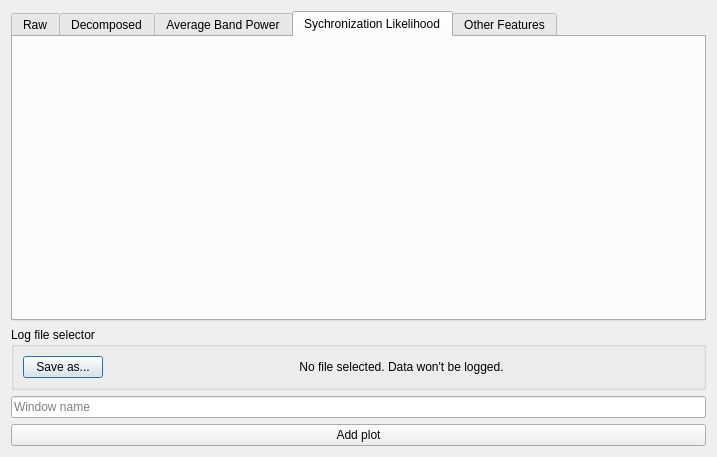
Old version of the form veegs/plotWindow.ui in the repository Xiul109/VEEGS.
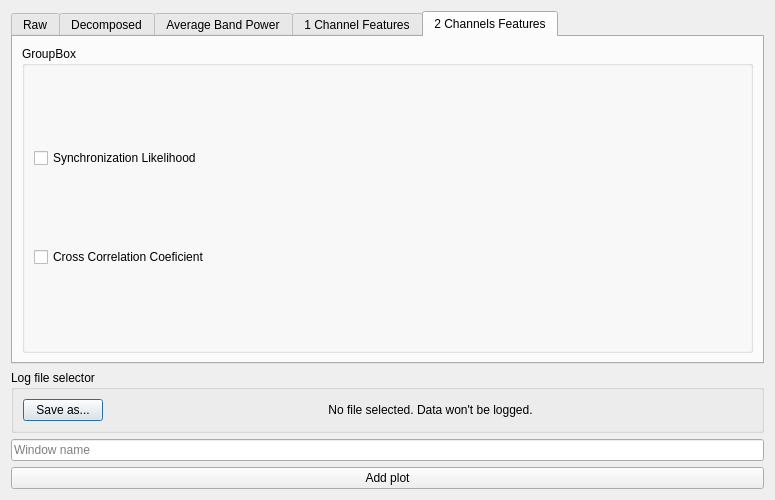
New version of the form. The open tabs and pages were chosen to show the change.

Commit message: Added the last features of eeglib to the plots.

The edit to the form file:
```diff
--- a/veegs/plotWindow.ui
+++ b/veegs/plotWindow.ui
@@ -6,8 +6,8 @@
    <rect>
     <x>0</x>
     <y>0</y>
-    <width>717</width>
-    <height>457</height>
+    <width>775</width>
+    <height>500</height>
    </rect>
   </property>
   <property name="sizePolicy">
@@ -155,19 +155,7 @@
        <enum>Qt::LeftToRight</enum>
       </property>
       <attribute name="title">
-       <string>Sychronization Likelihood</string>
-      </attribute>
-      <layout class="QVBoxLayout" name="verticalLayout_5"/>
-     </widget>
-     <widget class="QWidget" name="featuresTab">
-      <property name="accessibleName">
-       <string>Other Features</string>
-      </property>
-      <property name="layoutDirection">
-       <enum>Qt::LeftToRight</enum>
-      </property>
-      <attribute name="title">
-       <string>Other Features</string>
+       <string>1 Channel Features</string>
       </attribute>
       <layout class="QHBoxLayout" name="horizontalLayout_3">
        <item>
@@ -235,6 +223,42 @@
        </item>
       </layout>
      </widget>
+     <widget class="QWidget" name="twoChannelsTab">
+      <property name="accessibleName">
+       <string>Two Channels Features</string>
+      </property>
+      <property name="layoutDirection">
+       <enum>Qt::LeftToRight</enum>
+      </property>
+      <attribute name="title">
+       <string>2 Channels Features</string>
+      </attribute>
+      <layout class="QVBoxLayout" name="verticalLayout_5">
+       <item>
+        <widget class="QGroupBox" name="groupBox_4">
+         <property name="title">
+          <string>GroupBox</string>
+         </property>
+         <layout class="QVBoxLayout" name="verticalLayout">
+          <item>
+           <widget class="QCheckBox" name="slCB">
+            <property name="text">
+             <string>Synchronization Likelihood</string>
+            </property>
+           </widget>
+          </item>
+          <item>
+           <widget class="QCheckBox" name="cccCB">
+            <property name="text">
+             <string>Cross Correlation Coeficient</string>
+            </property>
+           </widget>
+          </item>
+         </layout>
+        </widget>
+       </item>
+      </layout>
+     </widget>
     </widget>
    </item>
    <item>
```
Left out of the diff: 29 changed lines with no effect on the pictures. The commit also changes 2 other files.
